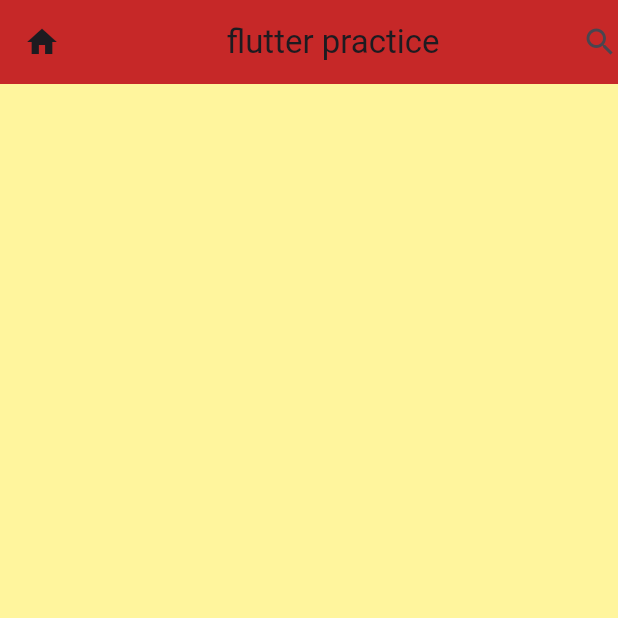
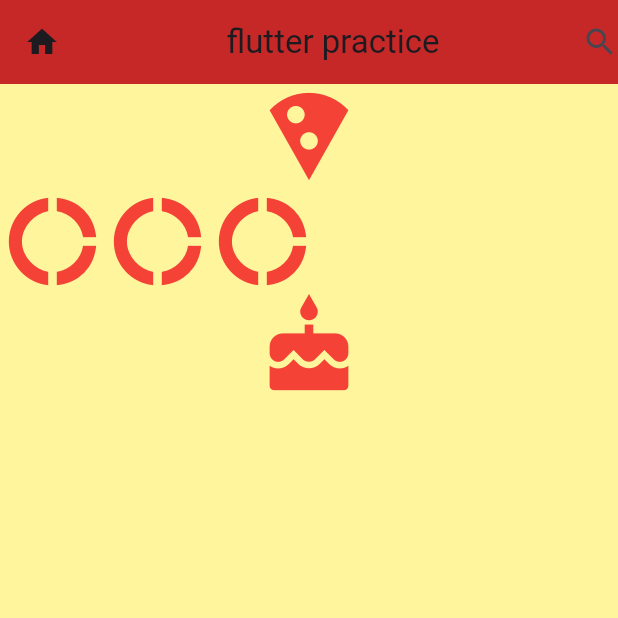
Before and after one commit to OnlyHans1/kk4rpl-practice, a Flutter app: the AppbarPages screen opened directly, on a phone screen of 412 x 824 dp, the top half of it. Run offline on Flutter 3.47's test engine with Material 3 defaults, Android fonts, the phone set to English and light mode, and no system bars.

```diff
--- a/lib/ui/pages/appbar_pages.dart
+++ b/lib/ui/pages/appbar_pages.dart
@@ -11,14 +11,43 @@ class AppbarPages extends StatelessWidget {
           backgroundColor: Colors.red[800],
           leading: const Icon(Icons.home),
           title: const Center(
-          child: Text(
-            "flutter practice"
+            child: Text("flutter practice"),
           ),
+          actions: const <Widget>[Icon(Icons.search)],
         ),
-        actions: const <Widget>[
-          Icon(Icons.search)
+        body: Container(
+            child: const Column(
+          children: [
+            Icon(
+              Icons.local_pizza,
+              size: 70,
+              color: Colors.red,
+            ),
+            Row(
+              children: [
+                Icon(
+                  Icons.donut_large,
+                  size: 70,
+                  color: Colors.red,
+                ),
+                Icon(
+                  Icons.donut_large,
+                  size: 70,
+                  color: Colors.red,
+                ),
+                Icon(
+                  Icons.donut_large,
+                  size: 70,
+                  color: Colors.red,
+                ),
               ],
             ),
-    );
+            Icon(
+              Icons.cake,
+              size: 70,
+              color: Colors.red,
+            )
+          ],
+        )));
   }
 }
```
Also changed, not shown: lib/main.dart (+8 -2 lines), lib/ui/pages/card_pages.dart (added, +78 -0 lines), lib/ui/pages/layout_pages.dart (deleted, +0 -10 lines), lib/ui/pages/navigation_pages.dart (added, +48 -0 lines), lib/ui/pages/tabbar_pages.dart (added, +94 -0 lines), lib/ui/widgets/headset_pages.dart (added, +21 -0 lines), lib/ui/widgets/komputer_pages.dart (added, +21 -0 lines), lib/ui/widgets/radio_pages.dart (added, +21 -0 lines), lib/ui/widgets/smartphone_pages.dart (added, +21 -0 lines), 1 other file. Lines whose indentation alone changed are shown as unchanged.
